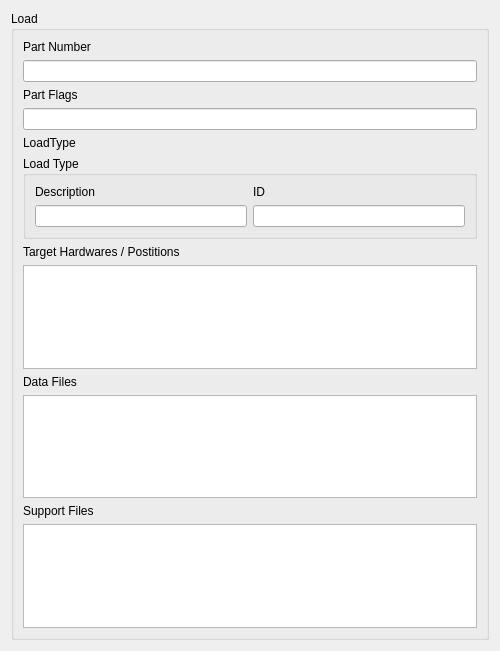
Before: the Qt Designer form lib/arinc665_qt/media/LoadWidget.ui in hirah2205/ARINC-665, drawn with Qt 5.
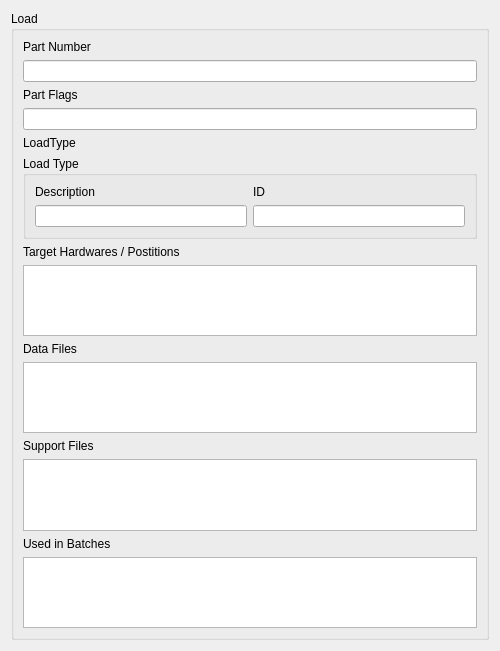
After: the same form once the commit is applied.

```diff
--- a/lib/arinc665_qt/media/LoadWidget.ui
+++ b/lib/arinc665_qt/media/LoadWidget.ui
@@ -184,6 +184,32 @@
         </attribute>
        </widget>
       </item>
+      <item>
+       <widget class="QLabel" name="usedInBatchesLabel">
+        <property name="text">
+         <string>Used in Batches</string>
+        </property>
+       </widget>
+      </item>
+      <item>
+       <widget class="QTableView" name="usedInBatches">
+        <property name="alternatingRowColors">
+         <bool>true</bool>
+        </property>
+        <property name="selectionMode">
+         <enum>QAbstractItemView::NoSelection</enum>
+        </property>
+        <property name="selectionBehavior">
+         <enum>QAbstractItemView::SelectRows</enum>
+        </property>
+        <attribute name="horizontalHeaderStretchLastSection">
+         <bool>true</bool>
+        </attribute>
+        <attribute name="verticalHeaderVisible">
+         <bool>false</bool>
+        </attribute>
+       </widget>
+      </item>
      </layout>
     </widget>
    </item>
```
